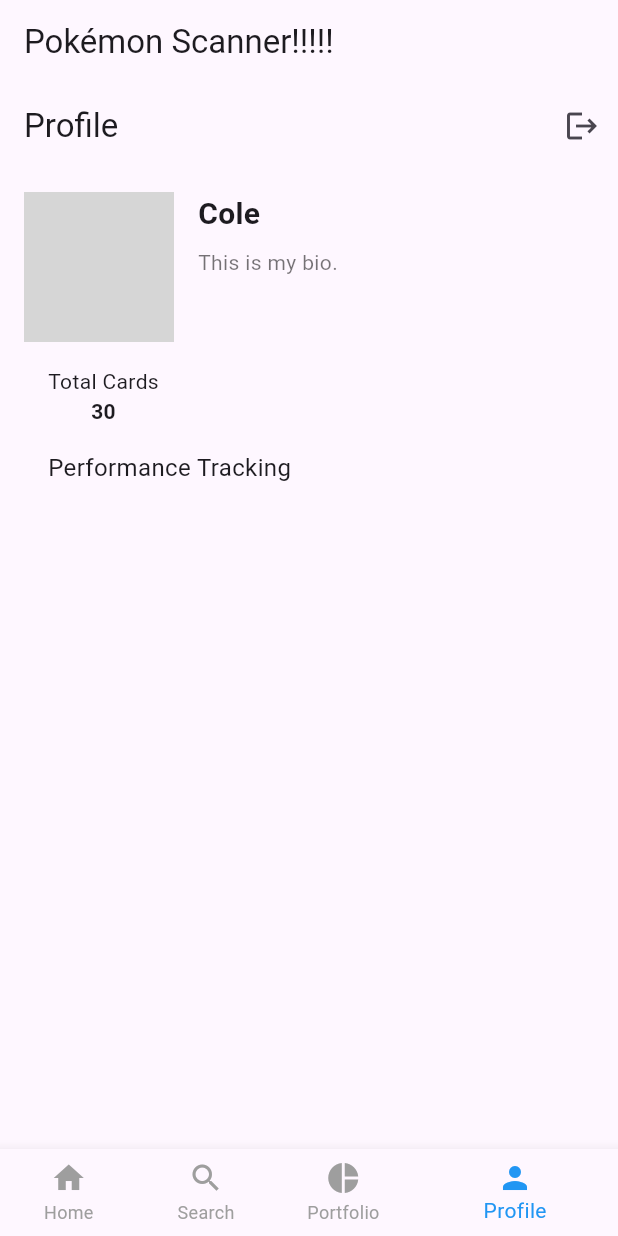
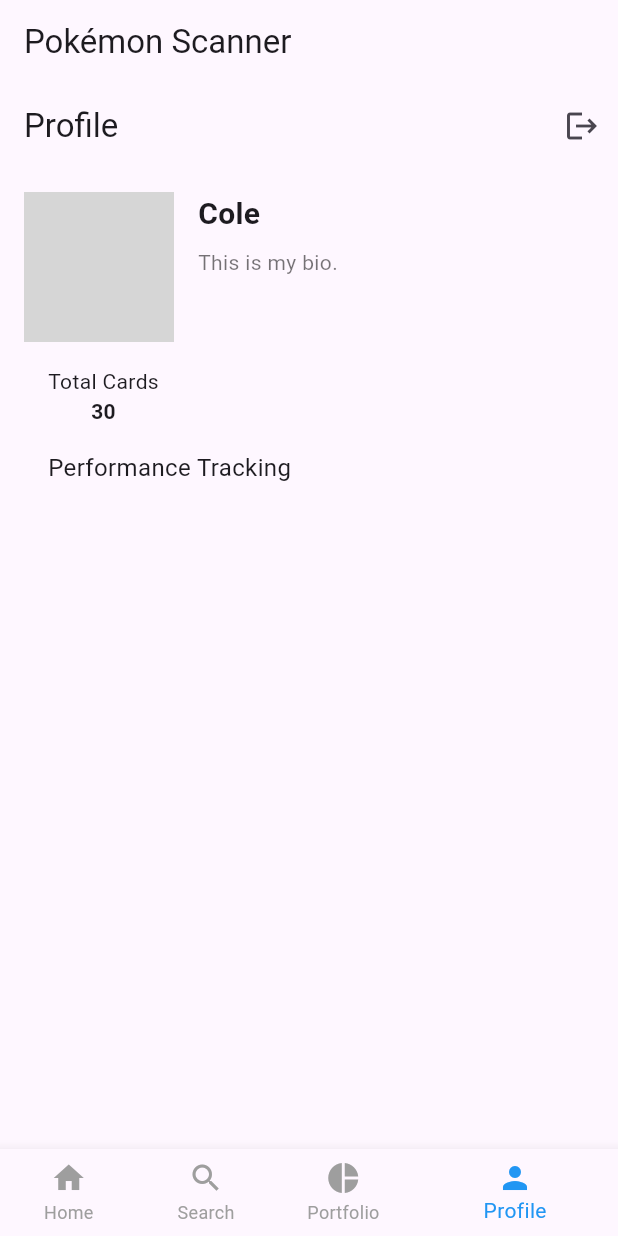
Before and after one commit to colecrawley/pokemon_card_scanner_app, a Flutter app: the screen it shows after launch, item 4 of the bottom bar chosen, on a phone screen of 412 x 824 dp. Run offline on Flutter 3.47's test engine with Material 3 defaults, Android fonts, the light colour scheme and no system bars; network calls fail; grey boxes are pictures that could not be loaded.

Commit message:
One last test commit

```diff
--- a/lib/screens/home_page.dart
+++ b/lib/screens/home_page.dart
@@ -27,7 +27,7 @@
   Widget build(BuildContext context) {
     return Scaffold(
       appBar: AppBar(
-        title: const Text('Pokémon Scanner!!!!!'),
+        title: const Text('Pokémon Scanner'),
       ),
       body: _getSelectedPage(_selectedIndex), // Display the selected page
       bottomNavigationBar: BottomNavigationBar(
```
